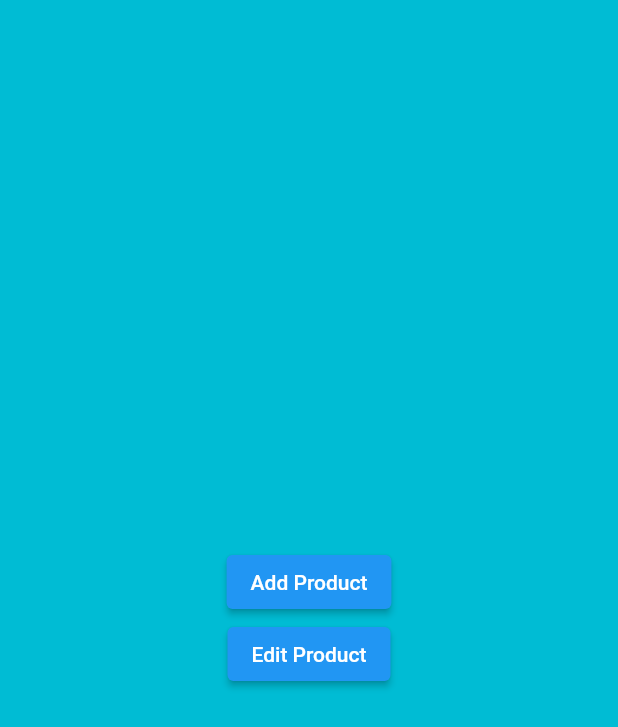
After one commit to yolaashraf/Mobile-Development-Project, a Flutter app: the AdminHome screen opened by its route, on a phone screen of 412 x 824 dp. The commit adds this screen. Shown: the top 727 px of the screen. Run offline on Flutter 3.47's test engine with Material 2 defaults, Android fonts, the phone set to English and light mode, and no system bars; our stand-ins replace go_router, group_button.

Commit message:
Admin Panal

```diff
--- /dev/null
+++ b/flutter_application_1/lib/screens/admin/adminHome.dart
@@ -0,0 +1,44 @@
+// import 'package:buy_it/constants.dart';
+// import 'package:buy_it/screens/admin/OrdersScreen.dart';
+import '/screens/admin/addProduct.dart';
+// import 'package:buy_it/screens/admin/manageProduct.dart';
+import 'package:flutter/material.dart';
+
+import 'manageProducts.dart';
+
+class AdminHome extends StatelessWidget {
+  static String id = 'AdminHome';
+  @override
+  Widget build(BuildContext context) {
+    return Scaffold(
+      backgroundColor: Colors.cyan,
+      body: Column(
+        mainAxisAlignment: MainAxisAlignment.center,
+        crossAxisAlignment: CrossAxisAlignment.center,
+        children: <Widget>[
+          SizedBox(
+            width: double.infinity,   //width el col = width elscreen
+          ),
+          ElevatedButton(
+            onPressed: () {
+              Navigator.pushNamed(context, AddProduct.id);
+            },
+            child: Text('Add Product'),
+          ),
+          ElevatedButton(
+            onPressed: () {
+              Navigator.pushNamed(context, ManageProducts.id);
+            },
+            child: Text('Edit Product'),
+          ),
+          // ElevatedButton(
+          //   onPressed: () {
+          //     Navigator.pushNamed(context, OrdersScreen.id);
+          //   },
+          //   child: Text('View orders'),
+          // )
+        ],
+      ),
+    );
+  }
+}
--- a/flutter_application_1/lib/widgets/auth_form.dart
+++ b/flutter_application_1/lib/widgets/auth_form.dart
@@ -64,7 +64,7 @@ class _AuthFormState extends State<AuthForm> {
 
                       // _showDialog(context);
                     } */
-                    context.go('/home');
+                    // GoRouter.of(context).go('/home', extra: null);
                     Navigator.push(context, MaterialPageRoute(
                       builder: ((context) {
                         return Home();
```
Also changed, not shown: flutter_application_1/lib/main.dart (+39 -12 lines), flutter_application_1/lib/screens/admin/addProduct.dart (added, +12 -0 lines), flutter_application_1/lib/screens/admin/manageProducts.dart (added, +12 -0 lines).
